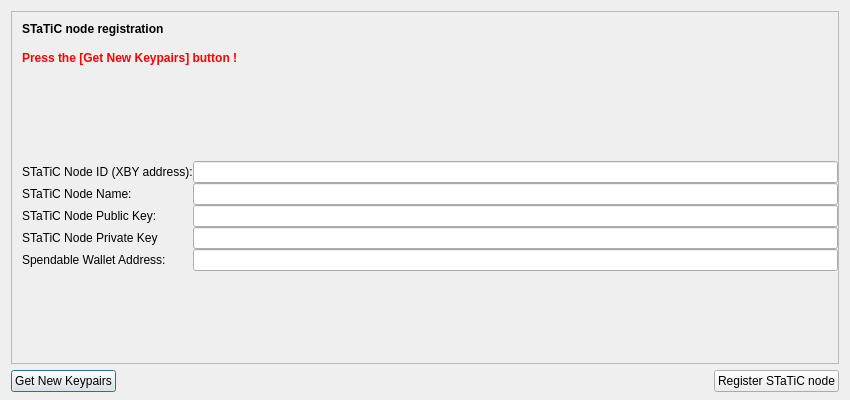
Qt form src/qt/forms/regstaticnodedialog.ui (XTRABYTES/XTRABYTES) before a commit.
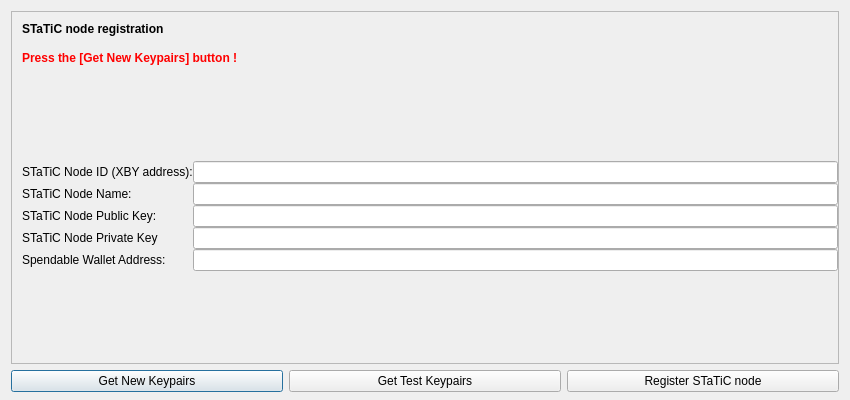
The same form after that commit.

Commit message: TestSTaTiC PoSign key generation feature

Diff of the .ui file:
```diff
--- a/src/qt/forms/regstaticnodedialog.ui
+++ b/src/qt/forms/regstaticnodedialog.ui
@@ -266,17 +266,11 @@
       </widget>
      </item>
      <item>
-      <spacer name="horizontalSpacer">
-       <property name="orientation">
-        <enum>Qt::Horizontal</enum>
+      <widget class="QPushButton" name="pushButtonTestKeyPairs">
+       <property name="text">
+        <string>Get Test Keypairs</string>
        </property>
-       <property name="sizeHint" stdset="0">
-        <size>
-         <width>40</width>
-         <height>20</height>
-        </size>
-       </property>
-      </spacer>
+      </widget>
      </item>
      <item>
       <widget class="QPushButton" name="pushButtonRegSTaTiC">
```
The commit also changes 3 other files.
